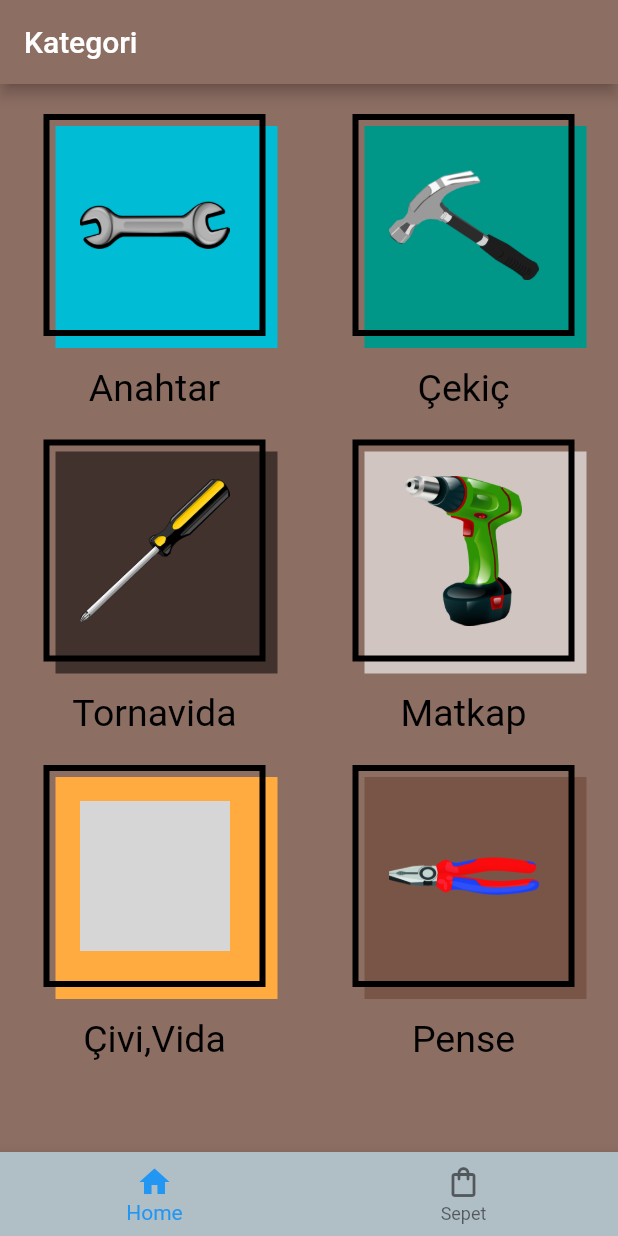
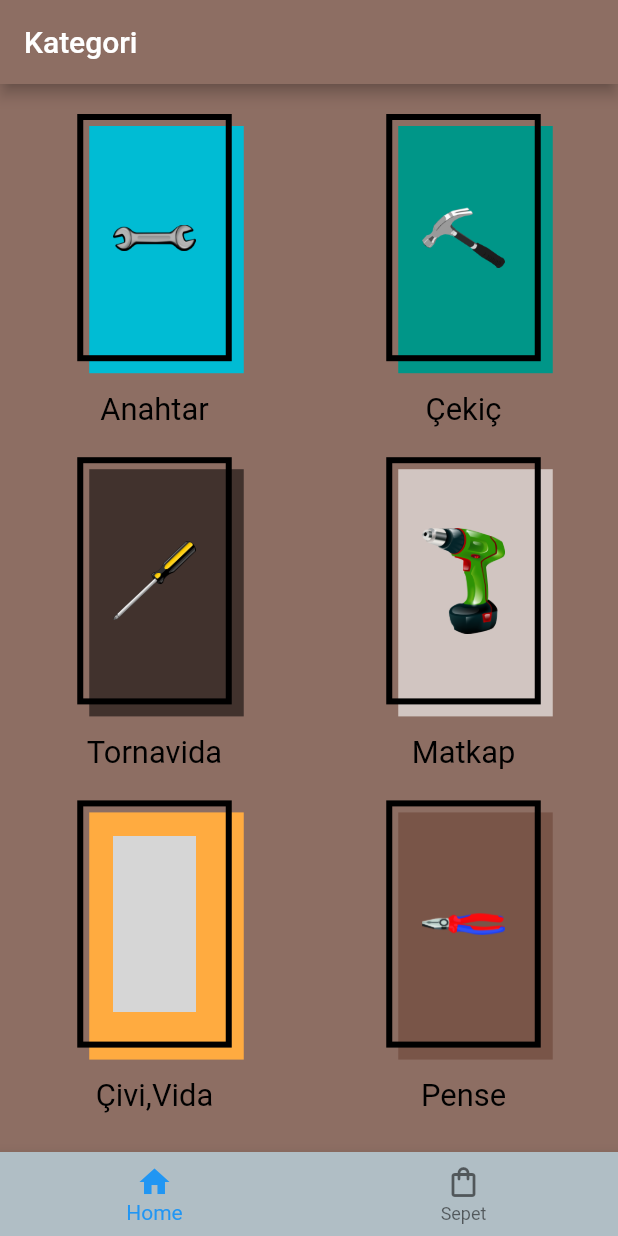
Before and after one commit to keyvanarasteh/Dororo, a Flutter app: the screen it shows after launch, on a phone screen of 412 x 824 dp. Run offline on Flutter 3.47's test engine with Material 2 defaults, Android fonts, the light colour scheme and no system bars; our stand-ins replace google_fonts; grey boxes are pictures that could not be loaded.

Commit message:
Sepet ayaralrı

```diff
--- a/lib/anasayfa/Anasayfa.dart
+++ b/lib/anasayfa/Anasayfa.dart
@@ -69,13 +69,16 @@ class Kategori extends StatelessWidget {
 
   @override
   Widget build(BuildContext context) {
-
+      var screenwidth = MediaQuery.of(context).size.width ;
+    var screenheight = MediaQuery.of(context).size.height ;
     return InkWell(
       onTap: () => Navigator.push(context,
               MaterialPageRoute(builder: (context) => Urun(ad: "$ad", r: ad=='Anahtar' ? 0 : ad=='Çekiç'? 2 : ad=='Tornavida'? 5 :ad=='Matkap'? 3 :ad=='Çivi,Vida'? 1 : 4 , renkkk: renk, )),),
       child: Column(
         children: [
           Container(
+            height: screenheight/5,
+            width: screenwidth/4,
             margin: EdgeInsets.all(20),
             padding: EdgeInsets.all(20),
             decoration: BoxDecoration(
@@ -91,7 +94,7 @@ class Kategori extends StatelessWidget {
           ),
           Text(
             '$ad',
-            style: TextStyle( color: Colors.black, fontSize: 25, ),
+            style: TextStyle( color: Colors.black, fontSize: screenwidth/20, ),
           ),
 
         ],
--- a/lib/giris.dart
+++ b/lib/giris.dart
@@ -1,6 +1,5 @@
-// ignore_for_file: prefer_const_constructors, prefer_const_literals_to_create_immutables
 
-import 'dart:ui';
+// ignore_for_file: camel_case_types, prefer_const_constructors, prefer_const_literals_to_create_immutables
 
 import 'package:dororo/anasayfa/Anasayfa.dart';
 import 'package:flutter/material.dart';
--- a/lib/list.dart
+++ b/lib/list.dart
@@ -1,4 +1,8 @@
-  final List<String> Anahtar1 = ["anahtar1.png","anahtar2.png","anahtar3.png","civi1.png",
+  // ignore_for_file: non_constant_identifier_names, unused_import
+
+  import 'package:flutter/material.dart';
+
+final List<String> Anahtar1 = ["anahtar1.png","anahtar2.png","anahtar3.png","civi1.png",
   "civi2.png","civi3.jpg","cekic1.jpg","cekic2.jpg","cekic3.jpg","matkap1.png","matkap2.png",
   "matkap3.png","pense1.png","pense2.png","pense3.png","tornavida1.png","tornavida2.png",
   "tornavida3.png"];
--- a/lib/main.dart
+++ b/lib/main.dart
@@ -1,5 +1,5 @@
 
-// ignore_for_file: unused_import
+// ignore_for_file: unused_import, use_key_in_widget_constructors, prefer_const_constructors
 
 import 'package:dororo/Urun.dart';
 import 'package:dororo/UrunDetay.dart';
@@ -16,7 +16,7 @@ class MyApp extends StatelessWidget {
   @override
   Widget build(BuildContext context) {
     return MaterialApp(
-      home: sepet()
+      home: sepet(a: 0,s: 0,)
     );
   }
 }
--- a/lib/sepet.dart
+++ b/lib/sepet.dart
@@ -1,4 +1,5 @@
-// ignore_for_file: prefer_const_literals_to_create_immutables, prefer_const_constructors, must_be_immutable, use_key_in_widget_constructors, unnecessary_null_comparison, prefer_if_null_operators
+
+// ignore_for_file: unused_import, camel_case_types, use_key_in_widget_constructors, no_logic_in_create_state, prefer_const_constructors_in_immutables, unused_local_variable, prefer_const_literals_to_create_immutables, prefer_const_constructors, avoid_unnecessary_containers, unnecessary_string_interpolations
 
 import 'package:dororo/anasayfa/Anasayfa.dart';
 import 'package:dororo/list.dart';
@@ -6,23 +7,31 @@ import 'package:dororo/Urun.dart';
 import 'package:flutter/material.dart';
 
 class sepet extends StatefulWidget {
+  sepet({required this.s,required this.a});
+  final int s;
+  final int a;
+  @override
+  State<sepet> createState() => _sepetState(s: s , a: a);
+}
 
 
-  @override
-  State<sepet> createState() => _sepetState();
-}
+class _sepetState extends State<sepet> {
 
-class _sepetState extends State<sepet> {
   int _selectedIndex = 0;
     void _onItemTapped(int index) {
     _selectedIndex = index;
     setState(() {});
   }
-
+  _sepetState({required this.s,required this.a});
+  final int s ;
+  final int a;
+  double fiyat = 0;
   @override
   Widget build(BuildContext context) {
     var count = sepett.toList().length;
     var count2 = adet.toList().length;
+    double toplam = 0;
+
 
     return Scaffold(
       backgroundColor: Colors.blueGrey[400],
@@ -43,9 +52,70 @@ class _sepetState extends State<sepet> {
         onTap: _onItemTapped,
 
       ),
-      body: _selectedIndex== 0 ? anasayfa() : Column(
+      body: _selectedIndex== 0 ? anasayfa() : count == 0 ? Container(child: Center(child: Text("Sepet Boş..", style: TextStyle(fontSize: 25, color: Colors.blueGrey),)))
+      :
+      Container(
+        child: ListView(
           children: [
+            Column(
+              mainAxisAlignment: MainAxisAlignment.spaceBetween,
+              children:[
+               for(var item in sepett ) sepettt(sepett.toList().indexOf('$item'),item),
+
+                ],
+            ),
+            Container(color: Colors.black,height: 1),
+
+            for(var item in sepett ) Text((toplam += Anahtar2[Anahtar1.indexOf(item)] * adet[sepett.toList().indexOf(item)]).toString(), style: TextStyle(color: Colors.blueGrey[400], fontSize: 1)),
+
             Padding(
+              padding: const EdgeInsets.all(8.0),
+              child: Wrap(
+                children:
+                  [Row(
+                    children: [
+                      Container(width: 150,
+                        decoration: BoxDecoration(borderRadius: BorderRadius.circular(20),border: Border.all(width: 2, color: Colors.black)),
+                        child: Row(mainAxisSize: MainAxisSize.min,
+                          children: [
+                            Text(toplam.toString(),  style: TextStyle( fontSize: 30)),
+                            Text("TL",style: TextStyle( fontSize: 25))
+                          ],
+                        ),
+                      ),
+                      InkWell(
+                        onTap: () {
+
+                        },
+                        child: Container(
+                          decoration: BoxDecoration(borderRadius: BorderRadius.circular(20),border: Border.all(width: 2, color: Colors.black)),
+                          child: Text("Sepeti Onayla"),
+                          ),
+                      )
+                    ],
+                  ),
+                ],
+              ),
+            ),
+
+            ],
+
+        ),
+      ) ,
+
+    );
+
+
+
+
+  }
+
+
+  Widget sepettt(int i , String item ) {
+
+    double f = ( Anahtar2[Anahtar1.toList().indexOf('$item')] * adet[i]).toDouble();
+
+    return Padding(
         padding: const EdgeInsets.all(10.0),
         child: Container(
           height: 100,
@@ -53,28 +123,29 @@ class _sepetState extends State<sepet> {
           child: Row(
             mainAxisAlignment: MainAxisAlignment.spaceAround,
             children: [
-                Image.asset(""),
-                Text(""),
+              Image.asset("lib/image/tools/$item", ),
+              Column(mainAxisAlignment: MainAxisAlignment.spaceAround,
+                children: [
+                  Text(Anahtar3[ Anahtar1.toList().indexOf('$item')], style: TextStyle(fontSize: 17), maxLines: 20, overflow: TextOverflow.ellipsis),
+                  Text(f.toString() ,style: TextStyle(fontSize: 15)),
+
+                ],
+              ),
 
               Column(
+
                 mainAxisAlignment: MainAxisAlignment.spaceAround,
                 children: [
-                    InkWell(child: Icon(Icons.add_circle_outline), onTap: () {setState(() {adet[0]++;});}),
-                    Text("Adet : ${adet.isEmpty ? '0' : adet[0]}"),
+                  InkWell(child: Icon(Icons.add_circle_outline), onTap: () {setState(() { adet[i]++ ;});}),
+                  Text("Adet : ${adet.isEmpty ? '0' : adet[i]}"),
 
-                    InkWell(child: Icon(Icons.remove_circle_outline),onTap: () {setState(() {adet[0]--;});},),
+                  InkWell(child: Icon(Icons.remove_circle_outline),onTap: () {setState(() {adet[i]--;});},),
                 ],
               ),
             ],
+
           ),
         ),
-        )
-      ],
-    ) ,
       );
-
-
-
-
   }
 }
```
Also changed, not shown: lib/Urun.dart (+13 -10 lines), lib/UrunDetay.dart (+8 -3 lines). Lines whose indentation alone changed are shown as unchanged.
